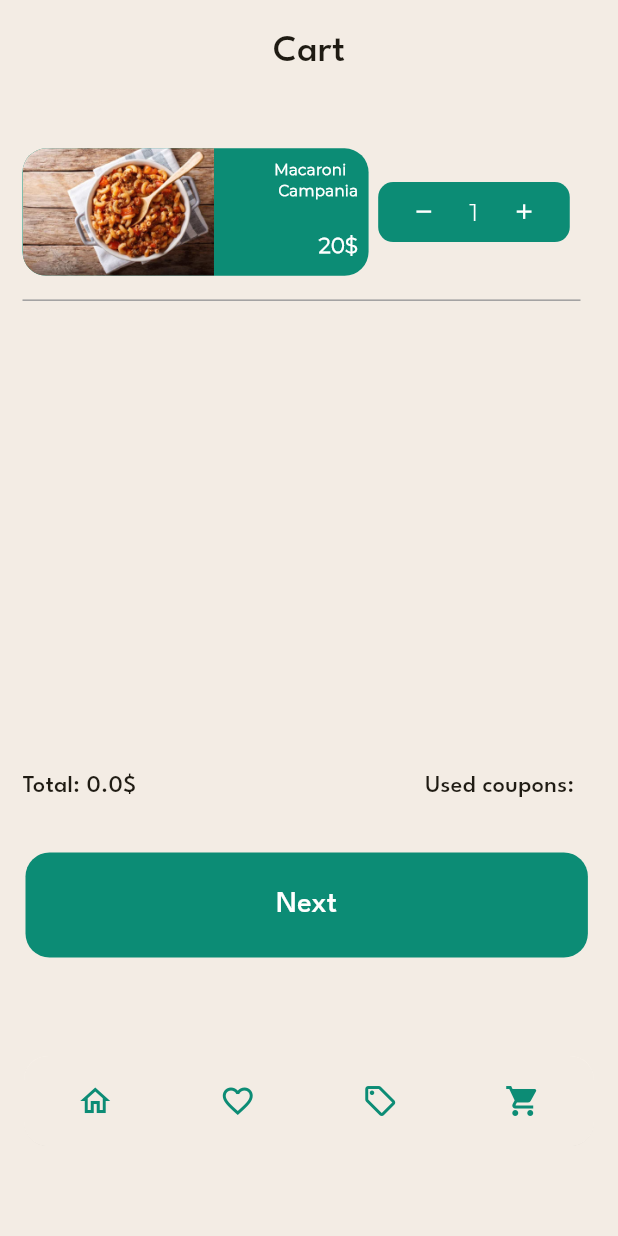
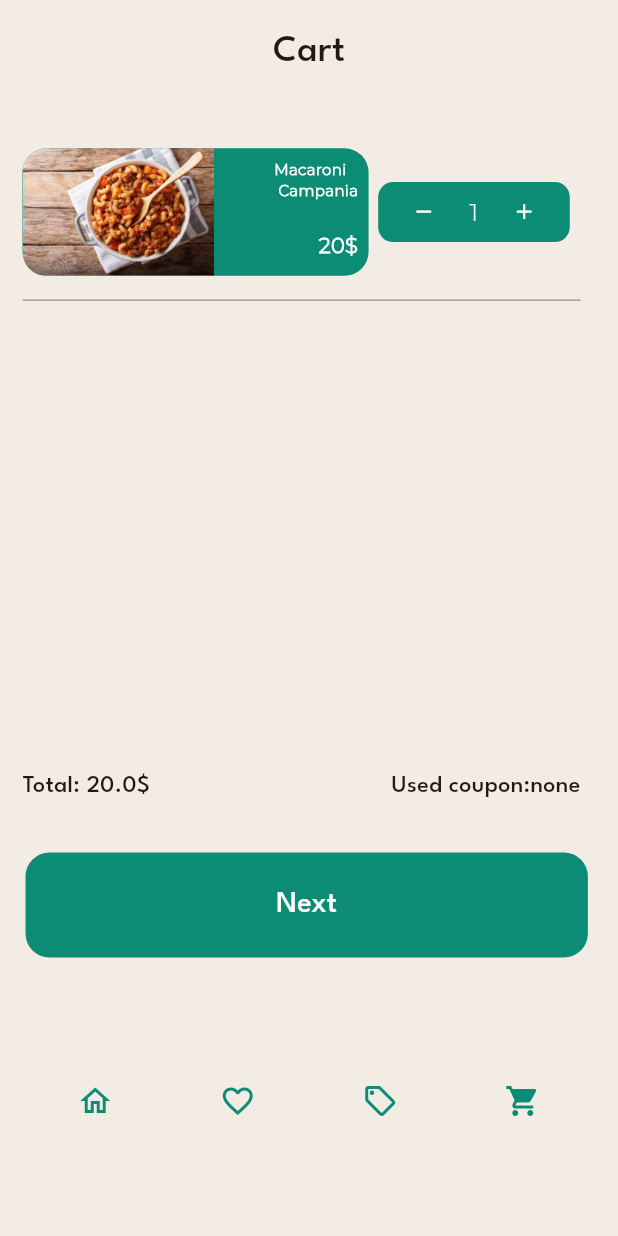
Before and after one commit to MateuszWik/Prossciutto_, a Flutter app: the screen it shows after launch, scrolled down 208 dp, after a tap on the "shopping cart" icon, on a phone screen of 412 x 824 dp. Run offline on Flutter 3.47's test engine with Material 3 defaults, Android fonts, the phone set to English and light mode, and no system bars; our stand-ins replace get_storage.

Commit message:
Merge remote-tracking branch 'origin/main'
# Conflicts:
#	lib/main.dart

```diff
--- a/lib/cart.dart
+++ b/lib/cart.dart
@@ -1,21 +1,6 @@
+
 import 'package:flutter/material.dart';
-import 'package:shared_preferences/shared_preferences.dart';
-import './couponsProvider.dart';
 
-
-class CartProduct {
-  final String name;
-  final String imagePath;
-  final int unitPrice;
-  int quantity;
-
-  CartProduct({
-    required this.name,
-    required this.imagePath,
-    required this.unitPrice,
-    this.quantity = 1,
-  });
-}
 
 class Cart extends StatefulWidget {
   const Cart({super.key});
@@ -23,57 +8,41 @@ class Cart extends StatefulWidget {
   @override
   State<Cart> createState() => _CartState();
 }
+class Coupon {
+  final String title;
+  final String description;
 
+  Coupon({
+    required this.title,
+    required this.description,
+  });
+}
 class _CartState extends State<Cart> {
   int number = 1;
   int value = 20;
-  String coupon = 'none';
   double equal = 0;
 
-  void saveNumber() async {
-    SharedPreferences prefs = await SharedPreferences.getInstance();
-    prefs.setInt('number', number);
-  }
-
-  void loadNumber() async {
-    SharedPreferences prefs = await SharedPreferences.getInstance();
-    setState(() {
-      number = prefs.getInt('number') ?? 1;
-    });
-  }
-
-  void total() async {
+  void total() {
     setState(() {
       equal = number * value.toDouble();
-    });
-    SharedPreferences prefs = await SharedPreferences.getInstance();
-    prefs.setDouble('equal', equal);
-  }
-
-  void loadTotal() async {
-    SharedPreferences prefs = await SharedPreferences.getInstance();
-    setState(() {
-      equal = prefs.getDouble('equal') ?? 0.0;
     });
   }
 
   @override
   void initState() {
     super.initState();
-    loadNumber();
-    loadTotal();
+    total();
   }
 
   @override
   Widget build(BuildContext context) {
-    final coupon = Provider.of<CouponProvider>(context).appliedCoupon;
+
     return Scaffold(
       body: SafeArea(
         child: Stack(
           children: [
-            Padding(padding: EdgeInsets.only(
-                top: MediaQuery.of(context).size.height*0.02
-            ),
+            Padding(
+              padding: EdgeInsets.only(top: MediaQuery.of(context).size.height * 0.02),
               child: Align(
                 alignment: Alignment.topCenter,
                 child: Text(
@@ -85,7 +54,7 @@ class _CartState extends State<Cart> {
                 ),
               ),
             ),
-            if (number > 0)...[
+            if (number > 0) ...[
               Positioned(
                 left: 15,
                 top: MediaQuery.of(context).size.height * 0.12,
@@ -96,7 +65,6 @@ class _CartState extends State<Cart> {
                     Row(
                       crossAxisAlignment: CrossAxisAlignment.center,
                       children: [
-                        // Blok: produkt
                         Container(
                           decoration: BoxDecoration(
                             borderRadius: BorderRadius.circular(16),
@@ -133,10 +101,7 @@ class _CartState extends State<Cart> {
                             ],
                           ),
                         ),
-
-                        SizedBox(width: 10-3.6,),
-
-                        // Blok: - 1 +
+                        SizedBox(width: 6.4),
                         Container(
                           height: 40,
                           width: MediaQuery.of(context).size.width * 0.31,
@@ -154,11 +119,8 @@ class _CartState extends State<Cart> {
                                 color: Colors.white,
                                 onPressed: () {
                                   setState(() {
-                                    if (number > 0) {
-                                      number--;
+                                    if (number > 0) number--;
                                     total();
-                                      saveNumber();
-                                    }
                                   });
                                 },
                               ),
@@ -167,7 +129,7 @@ class _CartState extends State<Cart> {
                                 style: TextStyle(
                                   fontSize: MediaQuery.of(context).size.width * 0.04,
                                   fontFamily: 'MontSerrat',
-                                    color: Colors.white
+                                  color: Colors.white,
                                 ),
                               ),
                               IconButton(
@@ -179,7 +141,6 @@ class _CartState extends State<Cart> {
                                   setState(() {
                                     number++;
                                     total();
-                                    saveNumber();
                                   });
                                 },
                               ),
@@ -188,14 +149,12 @@ class _CartState extends State<Cart> {
                         ),
                       ],
                     ),
-
                     SizedBox(height: MediaQuery.of(context).size.height * 0.01),
-
                     Divider(
                       thickness: 1,
                       color: Colors.grey,
                     ),
-                    SizedBox(height: MediaQuery.of(context).size.height * 0.37,),
+                    SizedBox(height: MediaQuery.of(context).size.height * 0.37),
                     Row(
                       mainAxisAlignment: MainAxisAlignment.spaceBetween,
                       children: [
@@ -207,7 +166,7 @@ class _CartState extends State<Cart> {
                           ),
                         ),
                         Text(
-                          'Used coupons: $coupon',
+                          'Used coupon:none',
                           style: TextStyle(
                             fontFamily: 'LeagueSpartan',
                             fontSize: 16,
@@ -222,7 +181,7 @@ class _CartState extends State<Cart> {
                 top: MediaQuery.of(context).size.height * 0.68,
                 left: 5,
                 child: TextButton(
-                  onPressed: (){},
+                  onPressed: () {},
                   child: Container(
                     height: 70,
                     width: MediaQuery.of(context).size.width * 0.91,
@@ -237,15 +196,14 @@ class _CartState extends State<Cart> {
                         style: TextStyle(
                           color: Colors.white,
                           fontSize: 20,
-                            fontFamily: 'LeagueSpartan'
+                          fontFamily: 'LeagueSpartan',
                         ),
                       ),
                     ),
                   ),
                 ),
               ),
-            ]
-            else if(number <= 0)...[
+            ] else ...[
               Align(
                 alignment: Alignment.center,
                 child: Text(
@@ -253,15 +211,14 @@ class _CartState extends State<Cart> {
                   style: TextStyle(
                     fontSize: 20,
                     fontFamily: 'LeagueSpartan',
-                      fontWeight: FontWeight.bold
+                    fontWeight: FontWeight.bold,
                   ),
                 ),
-              )
-            ]
+              ),
+            ],
           ],
         ),
       ),
     );
   }
-
 }
--- a/lib/coupons.dart
+++ b/lib/coupons.dart
@@ -1,8 +1,5 @@
 import 'package:flutter/material.dart';
-import 'package:provider/provider.dart';
-import 'cart.dart';
 import 'main.dart';
-import 'couponsProvider.dart';
 
 class Coupons extends StatefulWidget {
   const Coupons({super.key});
@@ -189,7 +186,6 @@ class _CouponsState extends State<Coupons> {
                     tooltip: 'Apply coupon',
                     onPressed: () {
                       final coupon = Coupon(title: title, description: description);
-                      Provider.of<CouponProvider>(context, listen: false).applyCoupon(coupon);
 
                       ScaffoldMessenger.of(context).showSnackBar(
                         SnackBar(
--- a/lib/couponsProvider.dart
+++ /dev/null
@@ -1,15 +0,0 @@
-import 'package:flutter/material.dart';
-import 'cart.dart';
-import 'coupons.dart';
-
-
-class CouponProvider extends ChangeNotifier {
-  Coupon? _appliedCoupon;
-
-  Coupon? get appliedCoupon => _appliedCoupon;
-
-  void applyCoupon(Coupon coupon) {
-    _appliedCoupon = coupon;
-    notifyListeners();
-  }
-}
--- a/lib/favorites_data.dart
+++ b/lib/favorites_data.dart
@@ -1,4 +1,4 @@
-import 'main.dart';
+
 import 'miniatures.dart';
 
 List<FoodItem> favoriteItems = [];
--- a/lib/main.dart
+++ b/lib/main.dart
@@ -5,7 +5,7 @@ import 'coupons.dart';
 import 'favorites.dart';
 import 'login.dart';
 import 'package:get_storage/get_storage.dart';
-import 'package:provider/provider.dart';
+
 
 void main() async {
   WidgetsFlutterBinding.ensureInitialized();
```
Also changed, not shown: lib/miniatures.dart (+2 -7 lines). Lines whose indentation alone changed are shown as unchanged.
